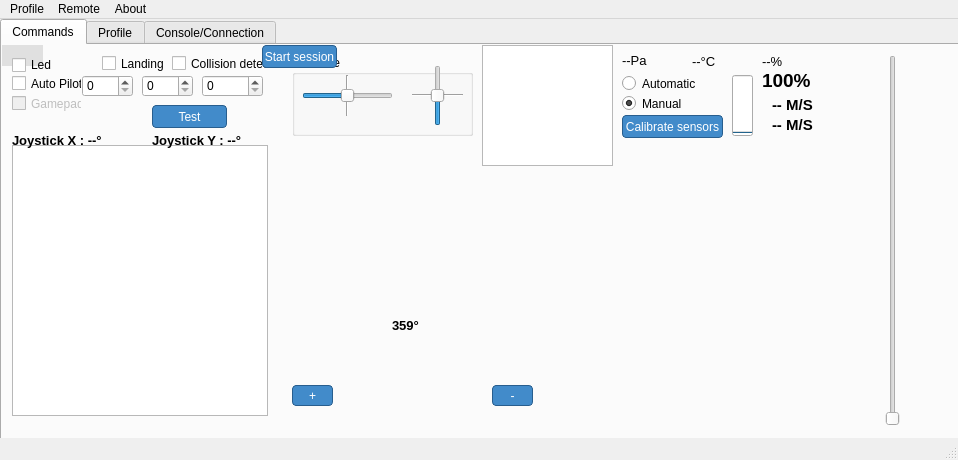
Qt form dgipydrone.ui (DGIProject/DGIPyDrOneQt) before a commit.
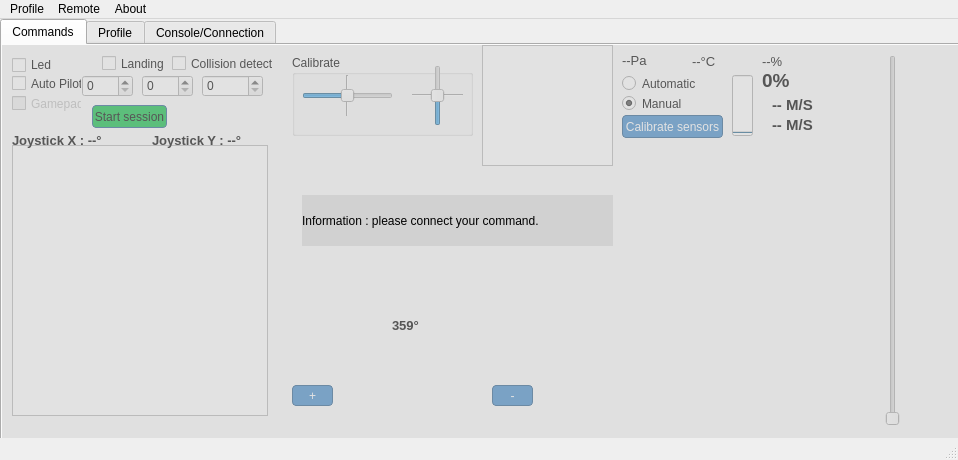
The same form after that commit.

```diff
--- a/dgipydrone.ui
+++ b/dgipydrone.ui
@@ -82,8 +82,8 @@
        <rect>
         <x>0</x>
         <y>0</y>
-        <width>41</width>
-        <height>21</height>
+        <width>961</width>
+        <height>401</height>
        </rect>
       </property>
       <property name="styleSheet">
@@ -94,9 +94,9 @@
       <widget class="QLabel" name="label_4">
        <property name="geometry">
         <rect>
-         <x>150</x>
-         <y>140</y>
-         <width>291</width>
+         <x>300</x>
+         <y>150</y>
+         <width>311</width>
          <height>51</height>
         </rect>
        </property>
@@ -110,7 +110,7 @@
 }</string>
        </property>
        <property name="text">
-        <string>Information : please connect to the drone.</string>
+        <string>Information : please connect your command.</string>
        </property>
       </widget>
      </widget>
@@ -482,7 +482,7 @@
        </font>
       </property>
       <property name="text">
-       <string>100%</string>
+       <string>0%</string>
       </property>
      </widget>
      <widget class="QLabel" name="degreesLabel">
@@ -615,28 +615,25 @@
        <string>--%</string>
       </property>
      </widget>
-     <widget class="QPushButton" name="buttonTest">
-      <property name="geometry">
-       <rect>
-        <x>150</x>
-        <y>60</y>
-        <width>75</width>
-        <height>23</height>
-       </rect>
-      </property>
-      <property name="text">
-       <string>Test</string>
-      </property>
-     </widget>
      <widget class="QPushButton" name="buttonStartSession">
       <property name="geometry">
        <rect>
-        <x>260</x>
-        <y>0</y>
+        <x>90</x>
+        <y>60</y>
         <width>75</width>
         <height>23</height>
        </rect>
       </property>
+      <property name="styleSheet">
+       <string notr="true">QPushButton {
+	background-color: rgb(11, 190, 68);
+	color: rgb(0, 0, 0);
+}
+
+QPushButton:checked  {
+	background-color: rgb(255, 74, 77);
+}</string>
+      </property>
       <property name="text">
        <string>Start session</string>
       </property>
@@ -651,7 +648,6 @@
      <zorder>joystickView</zorder>
      <zorder>joystickXInformation</zorder>
      <zorder>joystickYInformation</zorder>
-     <zorder>connectBeforeWidget</zorder>
      <zorder>checkLED</zorder>
      <zorder>checkCollision</zorder>
      <zorder>checkLanding</zorder>
@@ -677,8 +673,8 @@
      <zorder>pressureLabel</zorder>
      <zorder>temperatureLabel</zorder>
      <zorder>humidityLabel</zorder>
-     <zorder>buttonTest</zorder>
      <zorder>buttonStartSession</zorder>
+     <zorder>connectBeforeWidget</zorder>
     </widget>
     <widget class="QWidget" name="tab_2">
      <attribute name="title">
```
